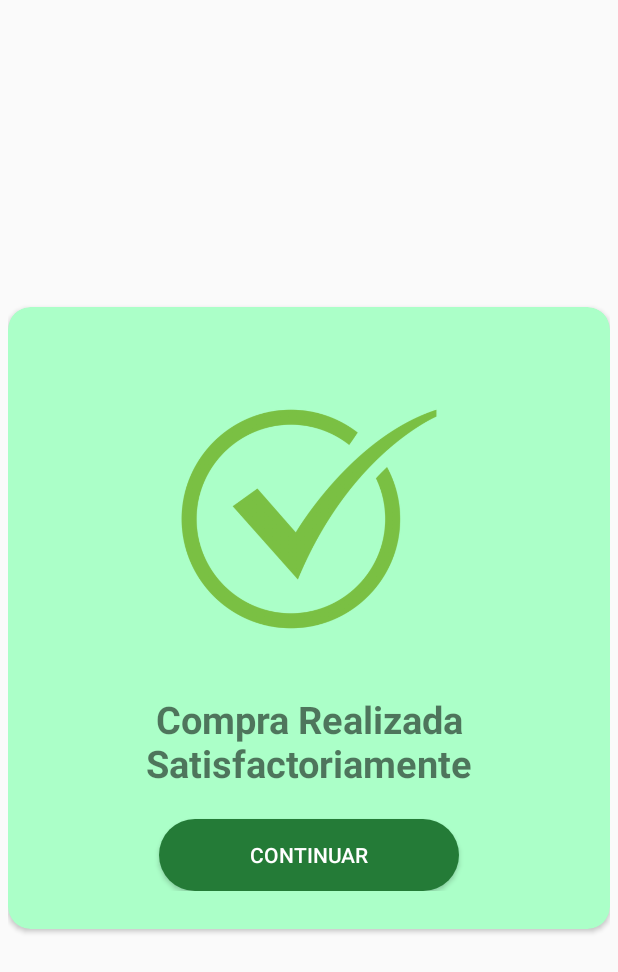
After one commit to Chema19/MakeSolution.Relatorica.AndroidApp, an Android app: the layout dialog_purchase.xml on its own in the app's theme, with its tools: preview values and no code run, on a phone screen of 412 x 824 dp. The commit adds this screen. Shown: the top 972 px of the screen. Run offline under Robolectric (Android 15) with nearby library versions, the phone set to English and light mode, and no system bars.

Commit message:
Pop up Compra

```diff
--- a/app/src/main/java/makesolution/relatorica/activities/HistoryActivity.kt
+++ b/app/src/main/java/makesolution/relatorica/activities/HistoryActivity.kt
@@ -1,12 +1,16 @@
 package makesolution.relatorica.activities
 
+import android.app.Dialog
 import android.content.Intent
+import android.graphics.Color
+import android.graphics.drawable.ColorDrawable
 import android.support.v7.app.AppCompatActivity
 import android.os.Bundle
 import android.util.Log
 import android.widget.Toast
 import com.androidnetworking.error.ANError
 import kotlinx.android.synthetic.main.content_store.*
+import kotlinx.android.synthetic.main.dialog_purchase.*
 import makesolution.relatorica.R
 import makesolution.relatorica.models.StoreModel
 import makesolution.relatorica.networks.RelatoricaApi
@@ -51,7 +55,12 @@ class HistoryActivity : AppCompatActivity() {
             Log.d("Respuesta Falsa", historyResponse!!.Message)
             return
         }
-        Toast.makeText(this, "Comprra realizada satisfactoriamente.", Toast.LENGTH_SHORT).show()
+        //Toast.makeText(this, "Comprra realizada satisfactoriamente.", Toast.LENGTH_SHORT).show()
+        val dialog = Dialog(this)
+        dialog.setContentView(R.layout.dialog_purchase)
+        dialog.window.setBackgroundDrawable(ColorDrawable(Color.TRANSPARENT))
+        dialog.show()
+
         val intento = Intent(this, MainActivity::class.java)
         startActivity(intento)
     }
--- /dev/null
+++ b/app/src/main/res/drawable/button_green_round.xml
@@ -0,0 +1,8 @@
+<?xml version="1.0" encoding="utf-8"?>
+<shape xmlns:android="http://schemas.android.com/apk/res/android"
+    android:shape="rectangle">
+    <corners
+        android:radius="50dp"></corners>
+    <solid
+        android:color="@color/colorGreen"></solid>
+</shape>
--- /dev/null
+++ b/app/src/main/res/layout/dialog_purchase.xml
@@ -0,0 +1,63 @@
+<?xml version="1.0" encoding="utf-8"?>
+<android.support.constraint.ConstraintLayout xmlns:android="http://schemas.android.com/apk/res/android"
+    xmlns:app="http://schemas.android.com/apk/res-auto"
+    android:layout_marginLeft="5dp"
+    android:layout_marginRight="5dp"
+    android:layout_width="match_parent"
+    android:layout_height="match_parent">
+    <android.support.v7.widget.CardView
+        android:layout_width="match_parent"
+        android:layout_height="wrap_content"
+        app:cardCornerRadius="15dp"
+        app:cardBackgroundColor="@color/colorGreenLight"
+        app:layout_constraintTop_toTopOf="parent"
+        app:layout_constraintStart_toStartOf="parent"
+        app:layout_constraintEnd_toEndOf="parent"
+        app:layout_constraintBottom_toBottomOf="parent"
+        >
+        <LinearLayout
+            android:layout_width="match_parent"
+            android:layout_height="wrap_content"
+            android:orientation="vertical"
+            >
+            <LinearLayout
+                android:layout_width="match_parent"
+                android:layout_height="wrap_content"
+                android:orientation="vertical"
+                android:layout_marginTop="25dp"
+                android:layout_marginBottom="25dp">
+
+                <ImageView
+                    android:layout_gravity="center"
+                    android:layout_width="185dp"
+                    android:layout_height="232dp"
+                    android:src="@drawable/check"></ImageView>
+<TextView
+    android:layout_width="match_parent"
+    android:layout_height="wrap_content"
+    android:layout_marginLeft="20dp"
+    android:layout_marginRight="20dp"
+    android:textAlignment="center"
+    android:textStyle="bold"
+    android:textSize="25dp"
+    android:text="Compra Realizada Satisfactoriamente">
+
+</TextView>
+                <Button
+                    android:id="@+id/continueButton"
+                    android:layout_height="wrap_content"
+                    android:layout_width="wrap_content"
+                    android:layout_marginTop="20dp"
+                    android:layout_gravity="center"
+                    android:width="200dp"
+                    android:background="@drawable/button_green_round"
+                    android:gravity="center"
+                    android:text="Continuar"
+                    android:textColor="@color/colorWhite">
+
+                </Button>
+            </LinearLayout>
+        </LinearLayout>
+    </android.support.v7.widget.CardView>
+
+</android.support.constraint.ConstraintLayout>
--- a/app/src/main/res/values/colors.xml
+++ b/app/src/main/res/values/colors.xml
@@ -3,6 +3,8 @@
     <color name="colorPrimary">#00BCD4</color>
     <color name="colorPrimaryDark">#0097A7</color>
     <color name="colorPrimaryLight">#B2EBF2</color>
+    <color name="colorGreen">#247b37</color>
+    <color name="colorGreenLight">#abffc8</color>
     <color name="colorAccent">#FFC107</color>
     <color name="textPrimary">#212121</color>
     <color name="textSecondary">#757575</color>
```
Also changed, not shown: app/src/main/res/drawable/check.png (added).
